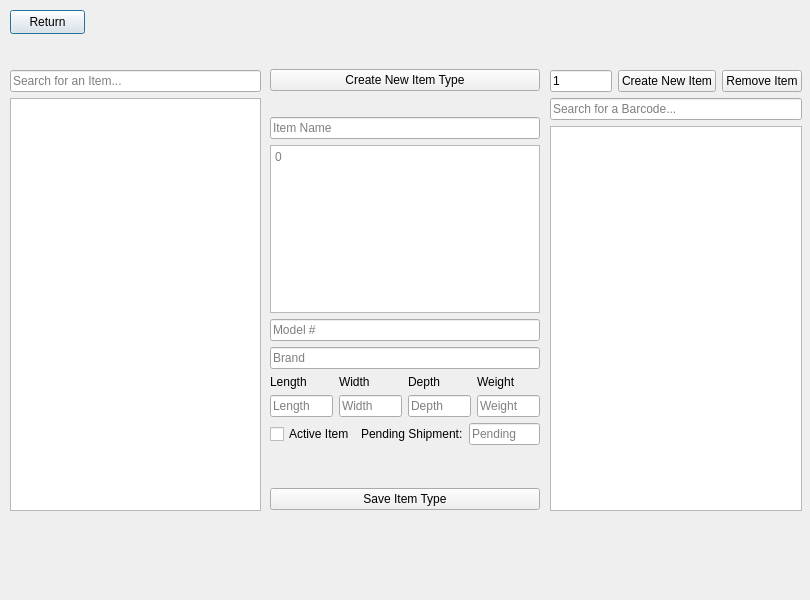
The window that UI/items_window.ui (npaolini-8/se-group-5) describes before a commit, drawn with Qt 5.
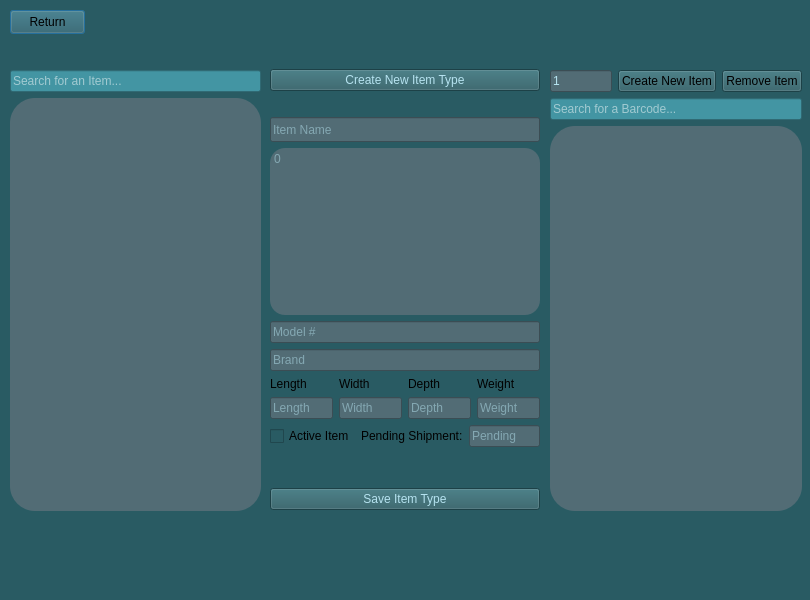
The same window after the commit.

```diff
--- a/UI/items_window.ui
+++ b/UI/items_window.ui
@@ -17,7 +17,10 @@
    </sizepolicy>
   </property>
   <property name="windowTitle">
-   <string>Warehouse Items</string>
+   <string>Item Manipulation</string>
+  </property>
+  <property name="styleSheet">
+   <string notr="true">background-color: #295B63;</string>
   </property>
   <widget class="QPushButton" name="return_btn">
    <property name="geometry">
@@ -44,13 +47,26 @@
    <layout class="QVBoxLayout" name="item_search_vlayout">
     <item>
      <widget class="QLineEdit" name="item_search_line">
+      <property name="styleSheet">
+       <string notr="true">background-color: #4395a3;
+color: white;
+
+font-size: 12px;</string>
+      </property>
       <property name="placeholderText">
        <string>Search for an Item...</string>
       </property>
      </widget>
     </item>
     <item>
-     <widget class="QTableWidget" name="item_table"/>
+     <widget class="QTableWidget" name="item_table">
+      <property name="styleSheet">
+       <string notr="true">background-color: #526c75;
+color: #B6E3F0;
+border-radius: 25px;
+font-size: 12px;</string>
+      </property>
+     </widget>
     </item>
    </layout>
   </widget>
@@ -66,6 +82,12 @@
    <layout class="QVBoxLayout" name="item_info_vlayout">
     <item>
      <widget class="QPushButton" name="new_item_type_btn">
+      <property name="styleSheet">
+       <string notr="true">
+color: #B6E3F0;
+
+font-size: 12px;</string>
+      </property>
       <property name="text">
        <string>Create New Item Type</string>
       </property>
@@ -83,6 +105,18 @@
     </item>
     <item>
      <widget class="QLineEdit" name="item_name_line">
+      <property name="minimumSize">
+       <size>
+        <width>0</width>
+        <height>25</height>
+       </size>
+      </property>
+      <property name="styleSheet">
+       <string notr="true">background-color: #526c75;
+color: #B6E3F0;
+
+font-size: 12px;</string>
+      </property>
       <property name="text">
        <string/>
       </property>
@@ -93,6 +127,12 @@
     </item>
     <item>
      <widget class="QTextEdit" name="item_desc">
+      <property name="styleSheet">
+       <string notr="true">background-color: #526c75;
+color: #B6E3F0;
+border-radius: 15px;
+font-size: 12px;</string>
+      </property>
       <property name="cursorWidth">
        <number>0</number>
       </property>
@@ -103,6 +143,12 @@
     </item>
     <item>
      <widget class="QLineEdit" name="item_model">
+      <property name="styleSheet">
+       <string notr="true">background-color: #526c75;
+color: #B6E3F0;
+
+font-size: 12px;</string>
+      </property>
       <property name="placeholderText">
        <string>Model #</string>
       </property>
@@ -110,6 +156,12 @@
     </item>
     <item>
      <widget class="QLineEdit" name="item_brand">
+      <property name="styleSheet">
+       <string notr="true">background-color: #526c75;
+color: #B6E3F0;
+
+font-size: 12px;</string>
+      </property>
       <property name="placeholderText">
        <string>Brand</string>
       </property>
@@ -151,6 +203,12 @@
      <layout class="QHBoxLayout" name="item_phys_atts_hlayout">
       <item>
        <widget class="QLineEdit" name="item_length">
+        <property name="styleSheet">
+         <string notr="true">background-color: #526c75;
+color: #B6E3F0;
+
+font-size: 12px;</string>
+        </property>
         <property name="placeholderText">
          <string>Length</string>
         </property>
@@ -158,6 +216,12 @@
       </item>
       <item>
        <widget class="QLineEdit" name="item_width">
+        <property name="styleSheet">
+         <string notr="true">background-color: #526c75;
+color: #B6E3F0;
+
+font-size: 12px;</string>
+        </property>
         <property name="placeholderText">
          <string>Width</string>
         </property>
@@ -165,6 +229,12 @@
       </item>
       <item>
        <widget class="QLineEdit" name="item_depth">
+        <property name="styleSheet">
+         <string notr="true">background-color: #526c75;
+color: #B6E3F0;
+
+font-size: 12px;</string>
+        </property>
         <property name="placeholderText">
          <string>Depth</string>
         </property>
@@ -172,6 +242,12 @@
       </item>
       <item>
        <widget class="QLineEdit" name="item_weight">
+        <property name="styleSheet">
+         <string notr="true">background-color: #526c75;
+color: #B6E3F0;
+
+font-size: 12px;</string>
+        </property>
         <property name="placeholderText">
          <string>Weight</string>
         </property>
@@ -197,6 +273,12 @@
       </item>
       <item>
        <widget class="QLineEdit" name="pending_shipment_line">
+        <property name="styleSheet">
+         <string notr="true">background-color: #526c75;
+color: #B6E3F0;
+
+font-size: 12px;</string>
+        </property>
         <property name="placeholderText">
          <string>Pending</string>
         </property>
@@ -229,6 +311,12 @@
     </item>
     <item>
      <widget class="QPushButton" name="save_item_btn">
+      <property name="styleSheet">
+       <string notr="true">
+color: #B6E3F0;
+
+font-size: 12px;</string>
+      </property>
       <property name="text">
        <string>Save Item Type</string>
       </property>
@@ -250,6 +338,12 @@
      <layout class="QHBoxLayout" name="barcode_ops_hlayout">
       <item>
        <widget class="QLineEdit" name="barcode_count_lbl">
+        <property name="styleSheet">
+         <string notr="true">background-color: #526c75;
+color: #B6E3F0;
+
+font-size: 12px;</string>
+        </property>
         <property name="text">
          <string>1</string>
         </property>
@@ -273,13 +367,26 @@
     </item>
     <item>
      <widget class="QLineEdit" name="barcode_search_line">
+      <property name="styleSheet">
+       <string notr="true">background-color: #4395a3;
+color: white;
+
+font-size: 12px;</string>
+      </property>
       <property name="placeholderText">
        <string>Search for a Barcode...</string>
       </property>
      </widget>
     </item>
     <item>
-     <widget class="QTableWidget" name="barcode_table"/>
+     <widget class="QTableWidget" name="barcode_table">
+      <property name="styleSheet">
+       <string notr="true">background-color: #526c75;
+color: #B6E3F0;
+border-radius: 25px;
+font-size: 12px;</string>
+      </property>
+     </widget>
     </item>
    </layout>
   </widget>
```
